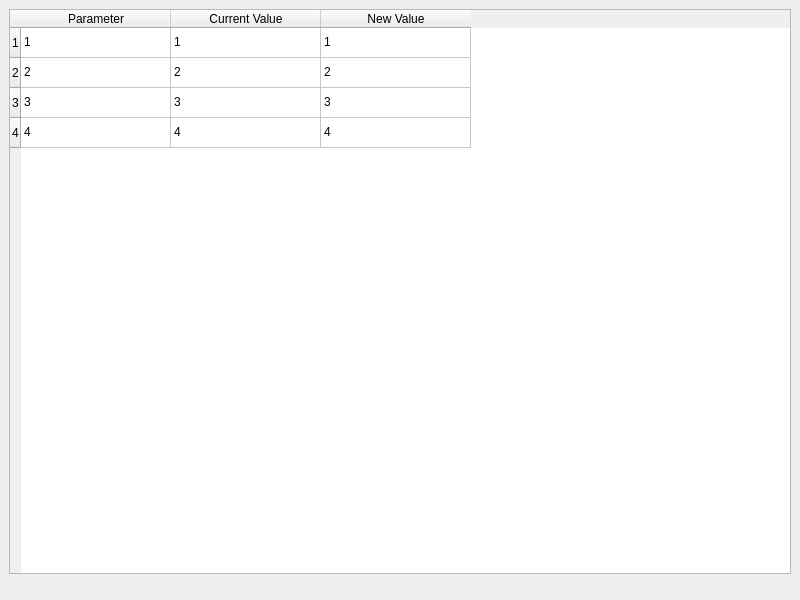
Above: dialogs/calibrationdialog.ui from L-Net-1992/ADAS_AD_Developer before the change. Below: the same form after it.
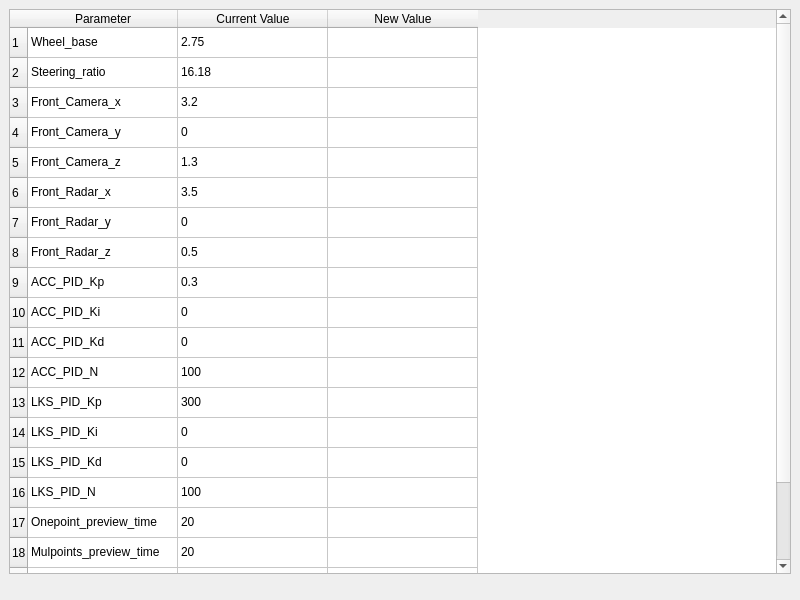
That is the form after the change.

Commit message: add temp singles in monitordialog UI

What changed in the file:
```diff
--- a/dialogs/calibrationdialog.ui
+++ b/dialogs/calibrationdialog.ui
@@ -114,6 +114,91 @@
        <string>4</string>
       </property>
      </row>
+     <row>
+      <property name="text">
+       <string>5</string>
+      </property>
+     </row>
+     <row>
+      <property name="text">
+       <string>6</string>
+      </property>
+     </row>
+     <row>
+      <property name="text">
+       <string>7</string>
+      </property>
+     </row>
+     <row>
+      <property name="text">
+       <string>8</string>
+      </property>
+     </row>
+     <row>
+      <property name="text">
+       <string>9</string>
+      </property>
+     </row>
+     <row>
+      <property name="text">
+       <string>10</string>
+      </property>
+     </row>
+     <row>
+      <property name="text">
+       <string>11</string>
+      </property>
+     </row>
+     <row>
+      <property name="text">
+       <string>12</string>
+      </property>
+     </row>
+     <row>
+      <property name="text">
+       <string>13</string>
+      </property>
+     </row>
+     <row>
+      <property name="text">
+       <string>14</string>
+      </property>
+     </row>
+     <row>
+      <property name="text">
+       <string>15</string>
+      </property>
+     </row>
+     <row>
+      <property name="text">
+       <string>16</string>
+      </property>
+     </row>
+     <row>
+      <property name="text">
+       <string>17</string>
+      </property>
+     </row>
+     <row>
+      <property name="text">
+       <string>18</string>
+      </property>
+     </row>
+     <row>
+      <property name="text">
+       <string>19</string>
+      </property>
+     </row>
+     <row>
+      <property name="text">
+       <string>20</string>
+      </property>
+     </row>
+     <row>
+      <property name="text">
+       <string>21</string>
+      </property>
+     </row>
      <column>
       <property name="text">
        <string>Parameter</string>
@@ -131,62 +216,232 @@
      </column>
      <item row="0" column="0">
       <property name="text">
-       <string>1</string>
+       <string>Wheel_base</string>
       </property>
      </item>
      <item row="0" column="1">
       <property name="text">
-       <string>1</string>
+       <string>2.75</string>
       </property>
      </item>
      <item row="0" column="2">
       <property name="text">
-       <string>1</string>
+       <string/>
       </property>
      </item>
      <item row="1" column="0">
       <property name="text">
-       <string>2</string>
+       <string>Steering_ratio</string>
       </property>
      </item>
      <item row="1" column="1">
       <property name="text">
-       <string>2</string>
+       <string>16.18</string>
       </property>
      </item>
      <item row="1" column="2">
       <property name="text">
-       <string>2</string>
+       <string/>
       </property>
      </item>
      <item row="2" column="0">
       <property name="text">
-       <string>3</string>
+       <string>Front_Camera_x</string>
       </property>
      </item>
      <item row="2" column="1">
       <property name="text">
-       <string>3</string>
+       <string>3.2</string>
       </property>
      </item>
      <item row="2" column="2">
       <property name="text">
-       <string>3</string>
+       <string/>
       </property>
      </item>
      <item row="3" column="0">
       <property name="text">
-       <string>4</string>
+       <string>Front_Camera_y</string>
       </property>
      </item>
      <item row="3" column="1">
       <property name="text">
-       <string>4</string>
+       <string>0</string>
       </property>
      </item>
      <item row="3" column="2">
       <property name="text">
-       <string>4</string>
+       <string/>
+      </property>
+     </item>
+     <item row="4" column="0">
+      <property name="text">
+       <string>Front_Camera_z</string>
+      </property>
+     </item>
+     <item row="4" column="1">
+      <property name="text">
+       <string>1.3</string>
+      </property>
+     </item>
+     <item row="5" column="0">
+      <property name="text">
+       <string>Front_Radar_x</string>
+      </property>
+     </item>
+     <item row="5" column="1">
+      <property name="text">
+       <string>3.5</string>
+      </property>
+     </item>
+     <item row="6" column="0">
+      <property name="text">
+       <string>Front_Radar_y</string>
+      </property>
+     </item>
+     <item row="6" column="1">
+      <property name="text">
+       <string>0</string>
+      </property>
+     </item>
+     <item row="7" column="0">
+      <property name="text">
+       <string>Front_Radar_z</string>
+      </property>
+     </item>
+     <item row="7" column="1">
+      <property name="text">
+       <string>0.5</string>
+      </property>
+     </item>
+     <item row="8" column="0">
+      <property name="text">
+       <string>ACC_PID_Kp</string>
+      </property>
+     </item>
+     <item row="8" column="1">
+      <property name="text">
+       <string>0.3</string>
+      </property>
+     </item>
+     <item row="9" column="0">
+      <property name="text">
+       <string>ACC_PID_Ki</string>
+      </property>
+     </item>
+     <item row="9" column="1">
+      <property name="text">
+       <string>0</string>
+      </property>
+     </item>
+     <item row="10" column="0">
+      <property name="text">
+       <string>ACC_PID_Kd</string>
+      </property>
+     </item>
+     <item row="10" column="1">
+      <property name="text">
+       <string>0</string>
+      </property>
+     </item>
+     <item row="11" column="0">
+      <property name="text">
+       <string>ACC_PID_N</string>
+      </property>
+     </item>
+     <item row="11" column="1">
+      <property name="text">
+       <string>100</string>
+      </property>
+     </item>
+     <item row="12" column="0">
+      <property name="text">
+       <string>LKS_PID_Kp</string>
+      </property>
+     </item>
+     <item row="12" column="1">
+      <property name="text">
+       <string>300</string>
+      </property>
+     </item>
+     <item row="13" column="0">
+      <property name="text">
+       <string>LKS_PID_Ki</string>
+      </property>
+     </item>
+     <item row="13" column="1">
+      <property name="text">
+       <string>0</string>
+      </property>
+     </item>
+     <item row="14" column="0">
+      <property name="text">
+       <string>LKS_PID_Kd</string>
+      </property>
+     </item>
+     <item row="14" column="1">
+      <property name="text">
+       <string>0</string>
+      </property>
+     </item>
+     <item row="15" column="0">
+      <property name="text">
+       <string>LKS_PID_N</string>
+      </property>
+     </item>
+     <item row="15" column="1">
+      <property name="text">
+       <string>100</string>
+      </property>
+     </item>
+     <item row="16" column="0">
+      <property name="text">
+       <string>Onepoint_preview_time</string>
+      </property>
+     </item>
+     <item row="16" column="1">
+      <property name="text">
+       <string>20</string>
+      </property>
+     </item>
+     <item row="17" column="0">
+      <property name="text">
+       <string>Mulpoints_preview_time</string>
+      </property>
+     </item>
+     <item row="17" column="1">
+      <property name="text">
+       <string>20</string>
+      </property>
+     </item>
+     <item row="18" column="0">
+      <property name="text">
+       <string>Mulpoints_preview_point_num</string>
+      </property>
+     </item>
+     <item row="18" column="1">
+      <property name="text">
+       <string>2</string>
+      </property>
+     </item>
+     <item row="19" column="0">
+      <property name="text">
+       <string>Artificial_potential_field_goal_distance</string>
+      </property>
+     </item>
+     <item row="19" column="1">
+      <property name="text">
+       <string>1</string>
+      </property>
+     </item>
+     <item row="20" column="0">
+      <property name="text">
+       <string>A*_plan_queue</string>
+      </property>
+     </item>
+     <item row="20" column="1">
+      <property name="text">
+       <string>10</string>
       </property>
      </item>
     </widget>
```
The commit also changes 3 other files.
